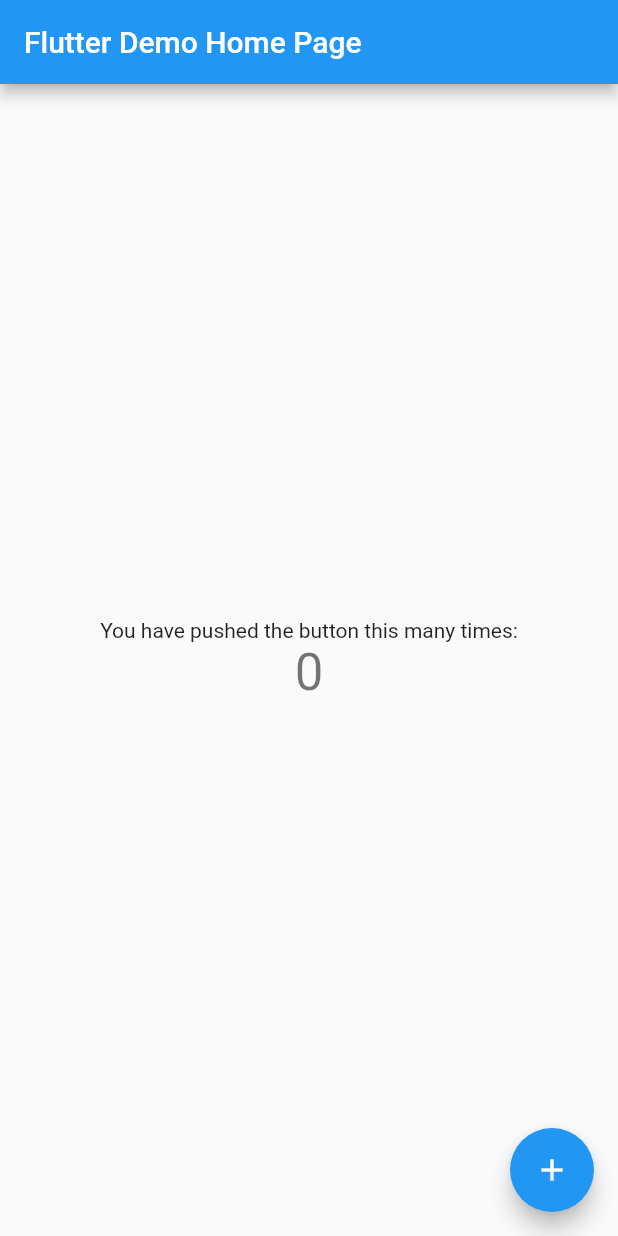
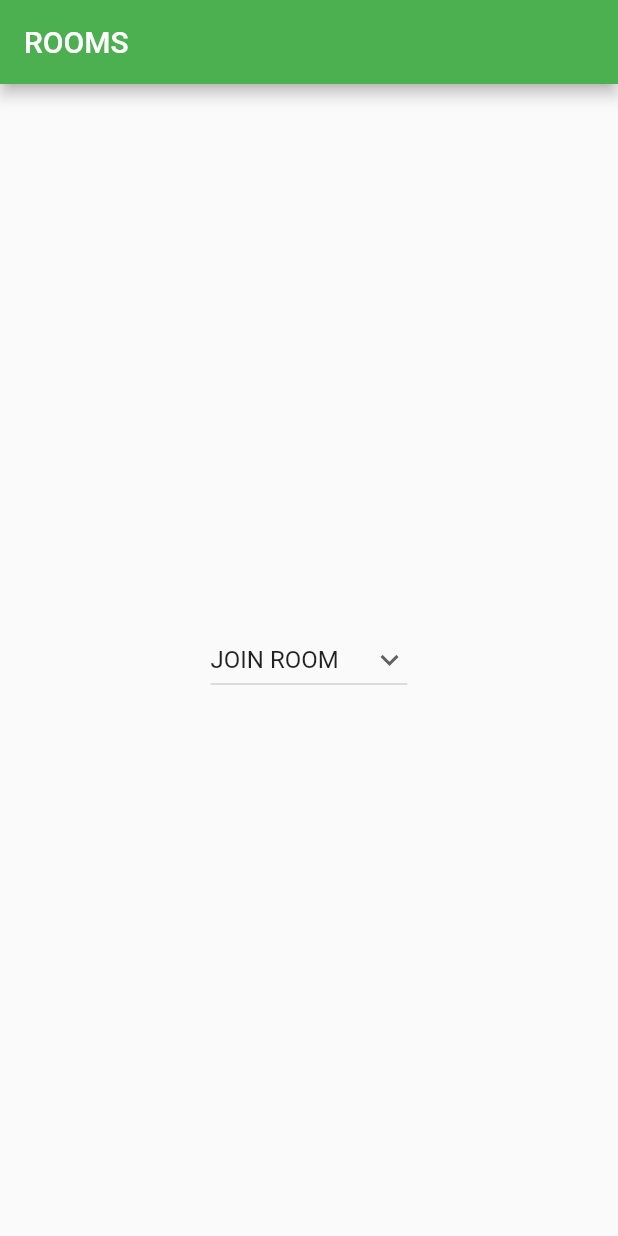
Before and after one commit to Season-of-Code-2022-MDG-Space/to-gather, a Flutter app: the screen it shows after launch, on a phone screen of 412 x 824 dp. Run offline on Flutter 3.47's test engine with Material 2 defaults, Android fonts, the phone set to English and light mode, and no system bars.

Commit message:
adds_drop_down_list

```diff
--- a/lib/main.dart
+++ b/lib/main.dart
@@ -6,110 +6,70 @@
 
 class MyApp extends StatelessWidget {
   const MyApp({Key? key}) : super(key: key);
-
-  // This widget is the root of your application.
   @override
   Widget build(BuildContext context) {
     return MaterialApp(
-      title: 'Flutter Demo',
+      title: 'Flutter DropDownButton',
       theme: ThemeData(
-        // This is the theme of your application.
-        //
-        // Try running your application with "flutter run". You'll see the
-        // application has a blue toolbar. Then, without quitting the app, try
-        // changing the primarySwatch below to Colors.green and then invoke
-        // "hot reload" (press "r" in the console where you ran "flutter run",
-        // or simply save your changes to "hot reload" in a Flutter IDE).
-        // Notice that the counter didn't reset back to zero; the application
-        // is not restarted.
-        primarySwatch: Colors.blue,
+        primarySwatch: Colors.green,
       ),
-      home: const MyHomePage(title: 'Flutter Demo Home Page'),
+      home: const MyHomePage(),
+      debugShowCheckedModeBanner: false,
     );
   }
 }
 
 class MyHomePage extends StatefulWidget {
-  const MyHomePage({Key? key, required this.title}) : super(key: key);
-
-  // This widget is the home page of your application. It is stateful, meaning
-  // that it has a State object (defined below) that contains fields that affect
-  // how it looks.
-
-  // This class is the configuration for the state. It holds the values (in this
-  // case the title) provided by the parent (in this case the App widget) and
-  // used by the build method of the State. Fields in a Widget subclass are
-  // always marked "final".
-
-  final String title;
+  const MyHomePage({Key? key}) : super(key: key);
 
   @override
-  State<MyHomePage> createState() => _MyHomePageState();
+  _MyHomePageState createState() => _MyHomePageState();
 }
 
 class _MyHomePageState extends State<MyHomePage> {
-  int _counter = 0;
+// Initial Selected Value
+  String dropdownvalue = 'JOIN ROOM';
 
-  void _incrementCounter() {
-    setState(() {
-      // This call to setState tells the Flutter framework that something has
-      // changed in this State, which causes it to rerun the build method below
-      // so that the display can reflect the updated values. If we changed
-      // _counter without calling setState(), then the build method would not be
-      // called again, and so nothing would appear to happen.
-      _counter++;
-    });
-  }
-
+// List of items in our dropdown menu
+  var items = [
+    'JOIN ROOM',
+    'CREATE ROOM',
+  ];
   @override
   Widget build(BuildContext context) {
-    // This method is rerun every time setState is called, for instance as done
-    // by the _incrementCounter method above.
-    //
-    // The Flutter framework has been optimized to make rerunning build methods
-    // fast, so that you can just rebuild anything that needs updating rather
-    // than having to individually change instances of widgets.
     return Scaffold(
       appBar: AppBar(
-        // Here we take the value from the MyHomePage object that was created by
-        // the App.build method, and use it to set our appbar title.
-        title: Text(widget.title),
+        title: const Text("ROOMS"),
       ),
       body: Center(
-        // Center is a layout widget. It takes a single child and positions it
-        // in the middle of the parent.
         child: Column(
-          // Column is also a layout widget. It takes a list of children and
-          // arranges them vertically. By default, it sizes itself to fit its
-          // children horizontally, and tries to be as tall as its parent.
-          //
-          // Invoke "debug painting" (press "p" in the console, choose the
-          // "Toggle Debug Paint" action from the Flutter Inspector in Android
-          // Studio, or the "Toggle Debug Paint" command in Visual Studio Code)
-          // to see the wireframe for each widget.
-          //
-          // Column has various properties to control how it sizes itself and
-          // how it positions its children. Here we use mainAxisAlignment to
-          // center the children vertically; the main axis here is the vertical
-          // axis because Columns are vertical (the cross axis would be
-          // horizontal).
           mainAxisAlignment: MainAxisAlignment.center,
-          children: <Widget>[
-            const Text(
-              'You have pushed the button this many times:',
-            ),
-            Text(
-              '$_counter',
-              style: Theme.of(context).textTheme.headline4,
+          children: [
+            DropdownButton(
+              // Initial Value
+              value: dropdownvalue,
+
+              // Down Arrow Icon
+              icon: const Icon(Icons.keyboard_arrow_down),
+
+              // Array list of items
+              items: items.map((String items) {
+                return DropdownMenuItem(
+                  value: items,
+                  child: Text(items),
+                );
+              }).toList(),
+              // After selecting the desired option,it will
+              // change button value to selected value
+              onChanged: (String? newValue) {
+                setState(() {
+                  dropdownvalue = newValue!;
+                });
+              },
             ),
           ],
         ),
       ),
-      floatingActionButton: FloatingActionButton(
-        onPressed: _incrementCounter,
-        tooltip: 'Increment',
-        child: const Icon(Icons.add),
-      ), // This trailing comma makes auto-formatting nicer for build methods.
     );
   }
 }
```
